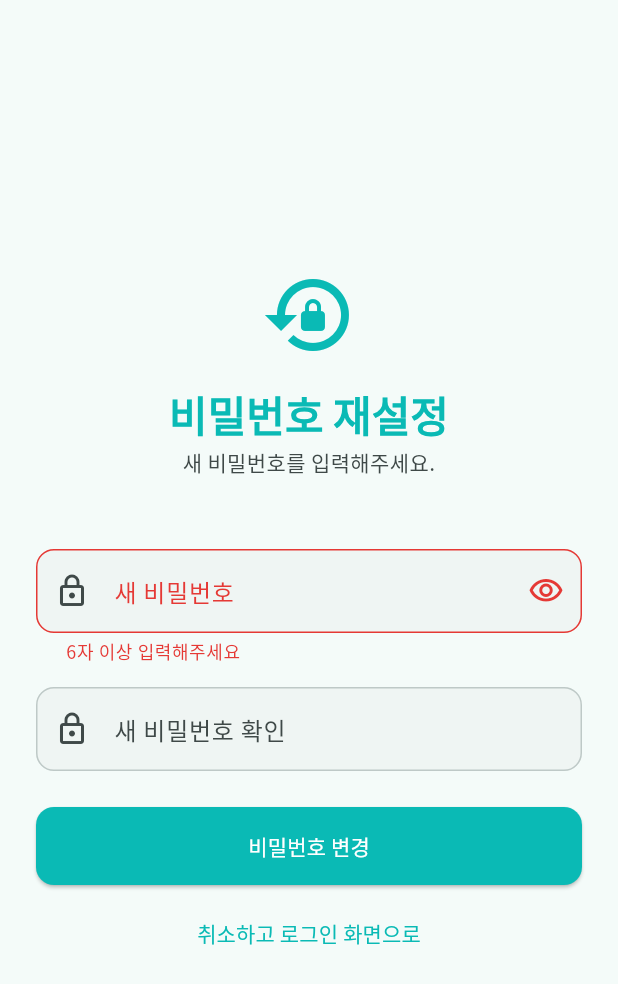
After one commit to taikmin/the-N-management-system, a Flutter app: the ResetPasswordScreen screen opened by its route, after a tap on "비밀번호 변경", on a phone screen of 412 x 824 dp. The commit adds this screen. Shown: the top 984 px of the screen. Run offline on Flutter 3.47's test engine with Material 3 defaults, Android fonts, the phone set to English and light mode, and no system bars; our stand-ins replace file_picker, flutter_dotenv, flutter_riverpod, go_router, google_fonts, supabase_flutter and 2 more; missing offline and left inert: dart:js_interop; accounts and stored records are empty.

Commit message:
feat(auth): add password reset screen (T-5-06)
- New route /auth/reset-password with dedicated screen (new pw + confirm)

- AuthRepository.updatePassword() wraps supabase updateUser

- AuthRepository.resetPassword() now forwards redirectTo

- passwordRecoveryProvider listens for AuthChangeEvent.passwordRecovery

  and forces router redirect to reset screen

- Router treats reset path as public (recovery link arrives before

  supabase parses tokens, so auth guard would otherwise bounce to /login)

- Login screen sends Uri.base.origin-derived redirectTo with recovery email

Requires: Supabase Dashboard > Auth > URL Configuration >

Redirect URLs must include https://the-n-resort.vercel.app/#/auth/reset-password

```diff
--- /dev/null
+++ b/lib/features/auth/presentation/screens/reset_password_screen.dart
@@ -0,0 +1,191 @@
+import 'package:flutter/material.dart';
+import 'package:flutter_riverpod/flutter_riverpod.dart';
+import 'package:go_router/go_router.dart';
+import '../../../../core/constants/app_sizes.dart';
+import '../../data/repositories/auth_repository.dart';
+import '../../providers/auth_provider.dart';
+
+/// 비밀번호 재설정 화면.
+///
+/// Supabase의 recovery 링크를 클릭한 사용자가 도착하는 화면.
+/// [passwordRecoveryProvider]가 true인 상태에서만 진입해야 정상 동작.
+class ResetPasswordScreen extends ConsumerStatefulWidget {
+  const ResetPasswordScreen({super.key});
+
+  @override
+  ConsumerState<ResetPasswordScreen> createState() =>
+      _ResetPasswordScreenState();
+}
+
+class _ResetPasswordScreenState extends ConsumerState<ResetPasswordScreen> {
+  final _formKey = GlobalKey<FormState>();
+  final _passwordCtrl = TextEditingController();
+  final _confirmCtrl = TextEditingController();
+  bool _obscure = true;
+  bool _submitting = false;
+
+  @override
+  void dispose() {
+    _passwordCtrl.dispose();
+    _confirmCtrl.dispose();
+    super.dispose();
+  }
+
+  Future<void> _submit() async {
+    if (!_formKey.currentState!.validate()) return;
+    if (_submitting) return;
+
+    setState(() => _submitting = true);
+    try {
+      final repo = ref.read(authRepositoryProvider);
+      await repo.updatePassword(_passwordCtrl.text);
+
+      ref.read(passwordRecoveryProvider.notifier).clear();
+      await ref.read(currentUserProvider.notifier).refresh();
+
+      if (!mounted) return;
+      ScaffoldMessenger.of(context)
+        ..hideCurrentSnackBar()
+        ..showSnackBar(
+          const SnackBar(
+            content: Text('비밀번호가 변경되었습니다.'),
+            behavior: SnackBarBehavior.floating,
+          ),
+        );
+      context.go('/dashboard');
+    } catch (e) {
+      if (!mounted) return;
+      ScaffoldMessenger.of(context)
+        ..hideCurrentSnackBar()
+        ..showSnackBar(
+          SnackBar(
+            content: Text(translateAuthError(e)),
+            behavior: SnackBarBehavior.floating,
+          ),
+        );
+    } finally {
+      if (mounted) setState(() => _submitting = false);
+    }
+  }
+
+  Future<void> _cancel() async {
+    final repo = ref.read(authRepositoryProvider);
+    ref.read(passwordRecoveryProvider.notifier).clear();
+    await repo.signOut();
+    if (!mounted) return;
+    context.go('/login');
+  }
+
+  @override
+  Widget build(BuildContext context) {
+    final theme = Theme.of(context);
+
+    return Scaffold(
+      body: Center(
+        child: SingleChildScrollView(
+          padding: const EdgeInsets.all(AppSizes.lg),
+          child: ConstrainedBox(
+            constraints: const BoxConstraints(maxWidth: 400),
+            child: Form(
+              key: _formKey,
+              child: Column(
+                mainAxisAlignment: MainAxisAlignment.center,
+                crossAxisAlignment: CrossAxisAlignment.stretch,
+                children: [
+                  Icon(
+                    Icons.lock_reset,
+                    size: 64,
+                    color: theme.colorScheme.primary,
+                  ),
+                  const SizedBox(height: AppSizes.md),
+                  Text(
+                    '비밀번호 재설정',
+                    style: theme.textTheme.headlineMedium?.copyWith(
+                      fontWeight: FontWeight.bold,
+                      color: theme.colorScheme.primary,
+                    ),
+                    textAlign: TextAlign.center,
+                  ),
+                  const SizedBox(height: AppSizes.xs),
+                  Text(
+                    '새 비밀번호를 입력해주세요.',
+                    style: theme.textTheme.bodyMedium?.copyWith(
+                      color: theme.colorScheme.onSurfaceVariant,
+                    ),
+                    textAlign: TextAlign.center,
+                  ),
+                  const SizedBox(height: AppSizes.xxl),
+
+                  TextFormField(
+                    controller: _passwordCtrl,
+                    obscureText: _obscure,
+                    textInputAction: TextInputAction.next,
+                    decoration: InputDecoration(
+                      labelText: '새 비밀번호',
+                      prefixIcon: const Icon(Icons.lock_outlined),
+                      suffixIcon: IconButton(
+                        icon: Icon(
+                          _obscure
+                              ? Icons.visibility_outlined
+                              : Icons.visibility_off_outlined,
+                        ),
+                        onPressed: () {
+                          setState(() => _obscure = !_obscure);
+                        },
+                      ),
+                    ),
+                    validator: (v) {
+                      if (v == null || v.length < 6) {
+                        return '6자 이상 입력해주세요';
+                      }
+                      return null;
+                    },
+                  ),
+                  const SizedBox(height: AppSizes.md),
+
+                  TextFormField(
+                    controller: _confirmCtrl,
+                    obscureText: _obscure,
+                    textInputAction: TextInputAction.done,
+                    onFieldSubmitted: (_) => _submit(),
+                    decoration: const InputDecoration(
+                      labelText: '새 비밀번호 확인',
+                      prefixIcon: Icon(Icons.lock_outlined),
+                    ),
+                    validator: (v) {
+                      if (v != _passwordCtrl.text) {
+                        return '비밀번호가 일치하지 않습니다';
+                      }
+                      return null;
+                    },
+                  ),
+                  const SizedBox(height: AppSizes.lg),
+
+                  ElevatedButton(
+                    onPressed: _submitting ? null : _submit,
+                    child: _submitting
+                        ? const SizedBox(
+                            height: 20,
+                            width: 20,
+                            child: CircularProgressIndicator(
+                              strokeWidth: 2,
+                              color: Colors.white,
+                            ),
+                          )
+                        : const Text('비밀번호 변경'),
+                  ),
+                  const SizedBox(height: AppSizes.sm),
+
+                  TextButton(
+                    onPressed: _submitting ? null : _cancel,
+                    child: const Text('취소하고 로그인 화면으로'),
+                  ),
+                ],
+              ),
+            ),
+          ),
+        ),
+      ),
+    );
+  }
+}
```
Also changed, not shown: lib/app/router.dart (+22 -4 lines), lib/features/auth/data/repositories/auth_repository.dart (+11 -2 lines), lib/features/auth/presentation/screens/login_screen.dart (+9 -1 lines), lib/features/auth/providers/auth_provider.dart (+36 -0 lines).
